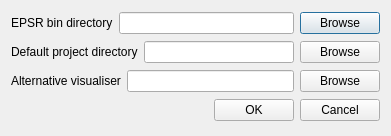
The window that src/settingsdialog.ui (samcallear/EPSRgui) describes before a commit, drawn with Qt 5.
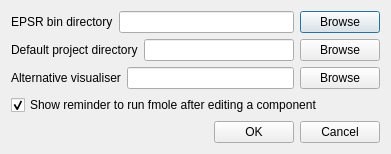
The same window after the commit.

Commit message: added option to turn off fmole reminder after editing a component [saved as a setting]

Patch:
```diff
--- a/src/settingsdialog.ui
+++ b/src/settingsdialog.ui
@@ -83,6 +83,16 @@
      </item>
     </layout>
    </item>
+   <item>
+    <widget class="QCheckBox" name="fmoleReminderCheckBox">
+     <property name="text">
+      <string>Show reminder to run fmole after editing a component</string>
+     </property>
+     <property name="checked">
+      <bool>true</bool>
+     </property>
+    </widget>
+   </item>
    <item>
     <layout class="QHBoxLayout" name="horizontalLayout_2">
      <item>
```
The commit also changes 3 other files.
